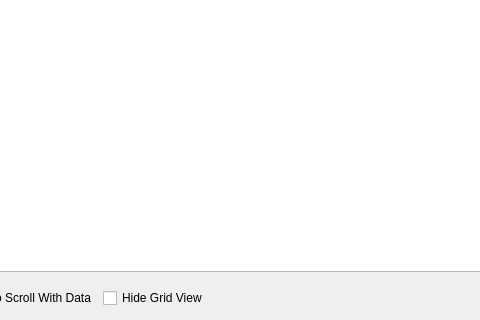
First picture: the form in src/ui/AP2DataPlot2D.ui, repository ArduPilot/apm_planner, before the edit; both pictures show x 235 to 715 and y 269 to 589 of the 1000 by 589 pixel window.
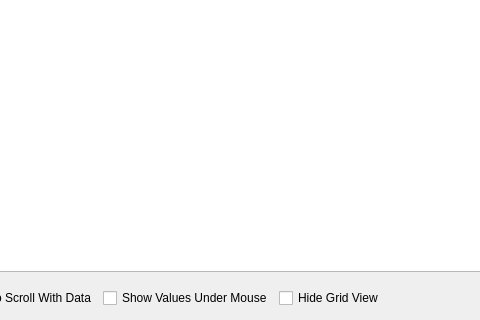
Second picture: the form after the edit.

Commit message: Fixed AP2DataPlot mouse-over issues, and changed text to display in a tooltip

The edit to the form file:
```diff
--- a/src/ui/AP2DataPlot2D.ui
+++ b/src/ui/AP2DataPlot2D.ui
@@ -66,6 +66,13 @@
          </property>
         </widget>
        </item>
+       <item>
+        <widget class="QCheckBox" name="showValuesCheckBox">
+         <property name="text">
+          <string>Show Values Under Mouse</string>
+         </property>
+        </widget>
+       </item>
        <item>
         <widget class="QCheckBox" name="hideExcelView">
          <property name="text">
```
The commit also changes 2 other files.
